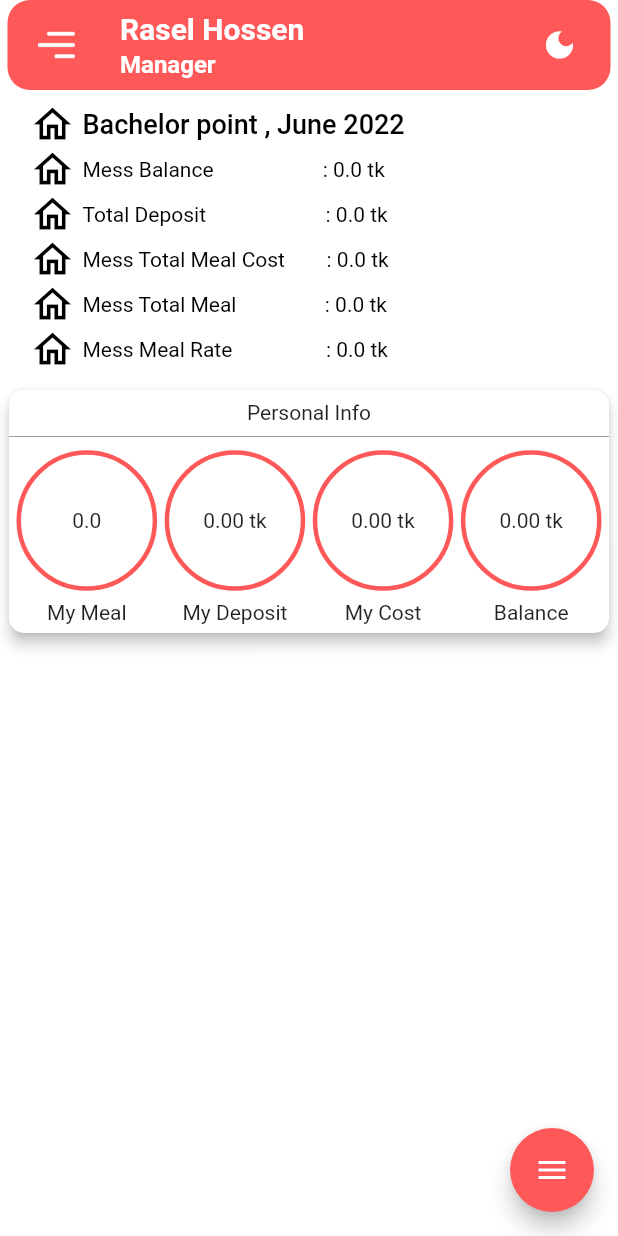
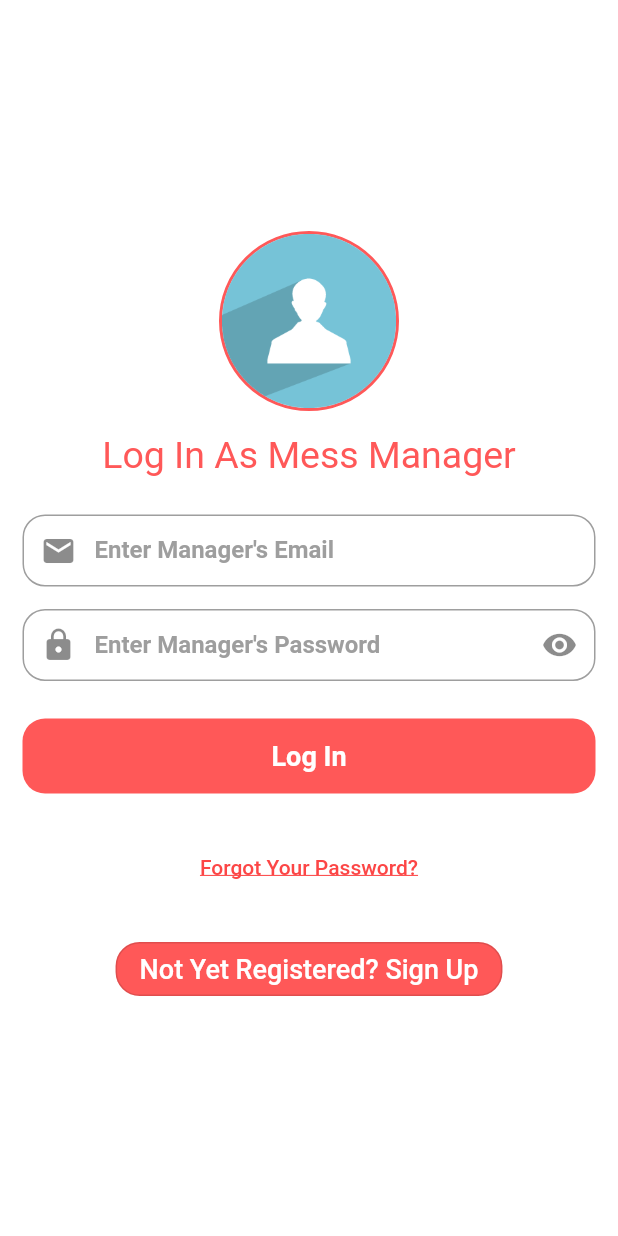
Before and after one commit to raselhossen125/mess_manager, a Flutter app: the screen it shows after launch, on a phone screen of 412 x 824 dp. Run offline on Flutter 3.47's test engine with Material 2 defaults, Android fonts, the phone set to English and light mode, and no system bars; drawn by our look-alikes of flutter_speed_dial; our stand-ins replace sqflite; accounts and stored records are empty.

Commit message:
register compleate

```diff
--- a/lib/main.dart
+++ b/lib/main.dart
@@ -2,12 +2,15 @@
 
 import 'package:flutter/material.dart';
 import 'package:mess_manager/pages/home_page.dart';
+import 'package:mess_manager/pages/login_page.dart';
+import 'package:mess_manager/pages/register_page.dart';
 import 'package:mess_manager/providers/meal_provider.dart';
 import 'package:provider/provider.dart';
 
 import 'pages/add_meal_cost_page.dart';
 import 'pages/add_meal_page.dart';
 import 'pages/add_member_money_page.dart';
+import 'pages/forgetpassword_page.dart';
 import 'untils/custom_colors.dart';
 
 void main() {
@@ -45,8 +48,11 @@ class MyApp extends StatelessWidget {
       theme: ThemeData(
         primarySwatch: pokeballRed,
       ),
-      initialRoute: HomePage.routeName,
+      initialRoute: LogInPage.routeName,
       routes: {
+        LogInPage.routeName: (context) => LogInPage(),
+        RegisterPage.routeName: (context) => RegisterPage(),
+        ForgetPasswordPage.routeName: (context) => ForgetPasswordPage(),
         HomePage.routeName: (context) => HomePage(),
         AddMealPage.routeName: (context) => AddMealPage(),
         AddMealCostPage.routeName: (context) => AddMealCostPage(),
--- /dev/null
+++ b/lib/pages/login_page.dart
@@ -0,0 +1,154 @@
+import 'package:flutter/material.dart';
+import 'package:mess_manager/pages/forgetpassword_page.dart';
+import 'package:mess_manager/pages/home_page.dart';
+import 'package:mess_manager/pages/register_page.dart';
+
+import '../untils/custom_colors.dart';
+
+class LogInPage extends StatelessWidget {
+  static const routeName = '/logIn-page';
+
+  @override
+  Widget build(BuildContext context) {
+    return Scaffold(
+      backgroundColor: Colors.white.withOpacity(0.9),
+      body: Center(
+        child: Padding(
+          padding: const EdgeInsets.symmetric(vertical: 10, horizontal: 15),
+          child: Column(
+            mainAxisAlignment: MainAxisAlignment.center,
+            children: [
+              Container(
+                height: 120,
+                width: 120,
+                decoration: BoxDecoration(
+                  border: Border.all(width: 2, color: CustomColors.appColor),
+                  borderRadius: BorderRadius.circular(100),
+                ),
+                child: Image.asset('images/person-icon.png'),
+              ),
+              const SizedBox(height: 15),
+              const Text(
+                'Log In As Mess Manager',
+                style: TextStyle(
+                  color: CustomColors.appColor,
+                  fontSize: 25,
+                ),
+              ),
+              const SizedBox(height: 25),
+              TextFormField(
+                cursorColor: CustomColors.appColor,
+                keyboardType: TextInputType.emailAddress,
+                decoration: InputDecoration(
+                    contentPadding: const EdgeInsets.symmetric(horizontal: 15),
+                    labelText: "Enter Manager's Email",
+                    labelStyle: const TextStyle(color: Colors.grey),
+                    prefixIcon: const Icon(Icons.email),
+                    border: OutlineInputBorder(
+                        borderRadius: BorderRadius.circular(15),
+                        borderSide: BorderSide(
+                          color: Colors.white.withOpacity(0.9),
+                        )
+                    )
+                ),
+                style: const TextStyle(
+                  color: CustomColors.appColor,
+                  fontWeight: FontWeight.w600,
+                ),
+              ),
+              const SizedBox(height: 15),
+              TextFormField(
+                obscureText: false,
+                cursorColor: CustomColors.appColor,
+                keyboardType: TextInputType.visiblePassword,
+                decoration: InputDecoration(
+                    contentPadding: const EdgeInsets.symmetric(horizontal: 15),
+                    labelText: "Enter Manager's Password",
+                    labelStyle: const TextStyle(color: Colors.grey),
+                    prefixIcon: const Icon(Icons.lock),
+                    suffixIcon: IconButton(
+                      icon: Icon(Icons.visibility), onPressed: () {  },
+                    ),
+                    border: OutlineInputBorder(
+                        borderRadius: BorderRadius.circular(15),
+                        borderSide: BorderSide(
+                          color: Colors.white.withOpacity(0.9),
+                        )
+                    )
+                ),
+                style: const TextStyle(
+                  color: CustomColors.appColor,
+                  fontWeight: FontWeight.w600,
+                ),
+                validator: (value){
+                  if (value == null){
+                    return 'password is required';
+                  }
+                  return null;
+                },
+              ),
+              const SizedBox(height: 25),
+              InkWell(
+                onTap: () {
+                  Navigator.of(context).pushReplacementNamed(HomePage.routeName);
+                },
+                child: Container(
+                  height: 50,
+                  width: double.infinity,
+                  decoration: BoxDecoration(
+                    borderRadius: BorderRadius.circular(15),
+                    color: CustomColors.appColor,
+                  ),
+                  child: const Center(
+                    child: Text(
+                      'Log In',
+                      style: TextStyle(
+                        fontWeight: FontWeight.w600,
+                        color: Colors.white,
+                        fontSize: 18
+                      ),
+                    ),
+                  ),
+                ),
+              ),
+              const SizedBox(height: 25),
+              TextButton(
+                onPressed: () {
+                  Navigator.of(context).pushNamed(ForgetPasswordPage.routeName);
+                },
+                child: const Text(
+                  'Forgot Your Password?',
+                  style: TextStyle(
+                  decoration: TextDecoration.underline,
+                ),
+                ),
+
+              ),
+              const SizedBox(height: 20),
+              OutlinedButton(
+                style: OutlinedButton.styleFrom(
+                  backgroundColor: CustomColors.appColor,
+                  primary: Colors.white,
+                  shape: const RoundedRectangleBorder(
+                    borderRadius: BorderRadius.all(
+                      Radius.circular(16),
+                    ),
+                  ),
+                ),
+                onPressed: () {
+                  Navigator.of(context).pushNamed(RegisterPage.routeName);
+                },
+                child: const Text(
+                  'Not Yet Registered? Sign Up',
+                  style: TextStyle(
+                    fontSize: 18,
+                  ),
+                ),
+              ),
+            ],
+          ),
+        )
+      ),
+    );
+  }
+}
--- a/pubspec.yaml
+++ b/pubspec.yaml
@@ -37,6 +37,8 @@ dependencies:
   flutter_speed_dial: ^6.0.0
   provider: ^6.0.3
   intl:
+  sqflite:
+  path:
 
 dev_dependencies:
   flutter_test:
```
Also changed, not shown: lib/db/db_helper.dart (added, +32 -0 lines), lib/models/register_model.dart (added, +48 -0 lines), lib/pages/add_meal_cost_page.dart (+12 -11 lines), lib/pages/add_member_money_page.dart (+23 -18 lines), lib/pages/forgetpassword_page.dart (added, +74 -0 lines), lib/pages/register_page.dart (added, +333 -0 lines), lib/providers/meal_provider.dart (+14 -0 lines), images/man.png (added), images/person-icon.png (added), pubspec.lock, 1 other file.
